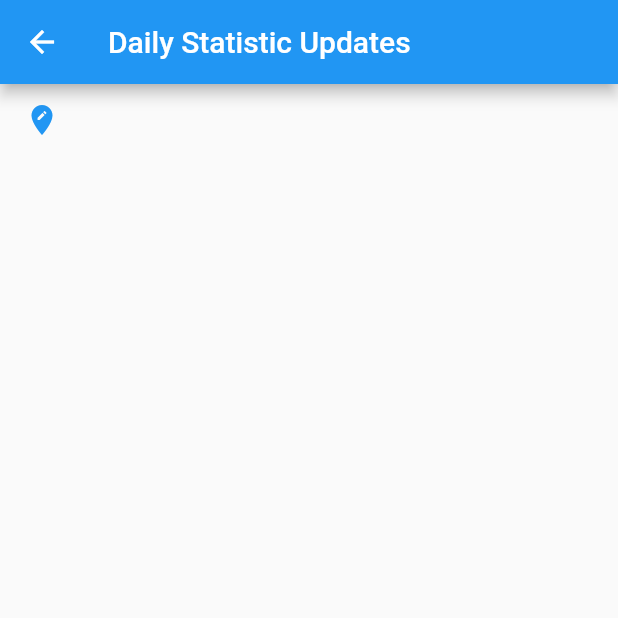
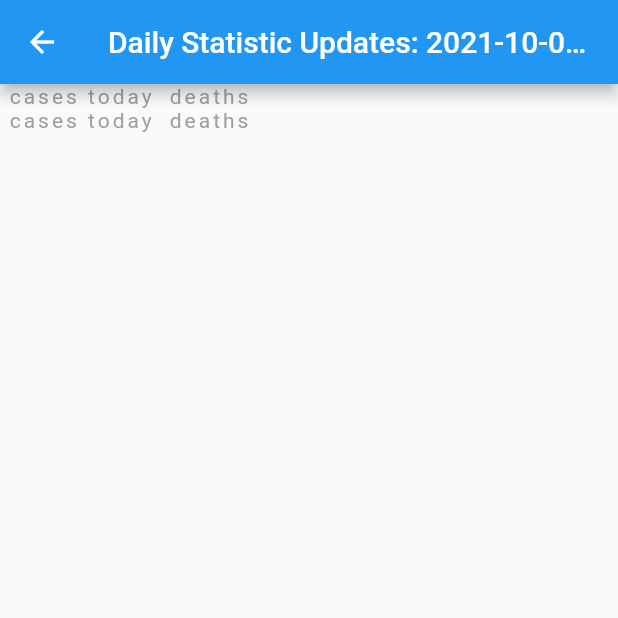
Before and after one commit to Telprata32/NASA-project, a Flutter app: the Updates screen opened by its route, on a phone screen of 412 x 824 dp, the top half of it. Run offline on Flutter 3.47's test engine with Material 2 defaults, Android fonts, the phone set to English and light mode, and no system bars.

Commit message:
RAHIM DOES THIS LOOK RIGHT AKU STRESS

```diff
--- a/nasa/lib/pages/updates.dart
+++ b/nasa/lib/pages/updates.dart
@@ -1,4 +1,5 @@
 import 'package:flutter/material.dart';
+//import 'package:intl/intl.dart';
 
 class Updates extends StatefulWidget {
 
@@ -7,23 +8,68 @@ class Updates extends StatefulWidget {
 }
 
 class _UpdatesState extends State<Updates> {
+  DateTime now=DateTime.now();
+
   @override
   Widget build(BuildContext context) {
     return Scaffold(
       appBar:AppBar(
-        title:Text('Daily Statistic Updates'),
+        title:Text('Daily Statistic Updates: ${now} '),
       ),
 
       body: Container(
         child: Column(
           children:[
-            TextButton.icon(
-              onPressed:(){},
-              icon:Icon(
-                Icons.edit_location,
-              ),
-              label: Text(''),
+            Row(
+              children:[
+                Text(
+                  //cases
+                  ' cases today',
+                  style: TextStyle(
+                    color: Colors.grey,
+                    letterSpacing: 2.0,
+                  ),
+                ),
+
+                SizedBox(width: 10.0),
+
+                Text(
+                  //deaths
+                  'deaths',
+                  style: TextStyle(
+                    color: Colors.grey,
+                    letterSpacing: 2.0,
+                  ),
+                ),
+              ],
             ),
+
+            SizedBox(width: 10.0),
+
+            Row (
+              children:[
+                Text(
+                  //cases
+                  ' cases today',
+                  style: TextStyle(
+                    color: Colors.grey,
+                    letterSpacing: 2.0,
+                  ),
+                ),
+
+                SizedBox(width: 10.0),
+
+                Text(
+                  //deaths
+                  'deaths',
+                  style: TextStyle(
+                    color: Colors.grey,
+                    letterSpacing: 2.0,
+                  ),
+                ),
+              ],
+            ),
+
 
 
           ],
--- a/nasa/pubspec.yaml
+++ b/nasa/pubspec.yaml
@@ -29,6 +29,7 @@ environment:
 dependencies:
   flutter:
     sdk: flutter
+  intl: ^0.17.0
 
 
   # The following adds the Cupertino Icons font to your application.
```
Also changed, not shown: nasa/pubspec.lock.
